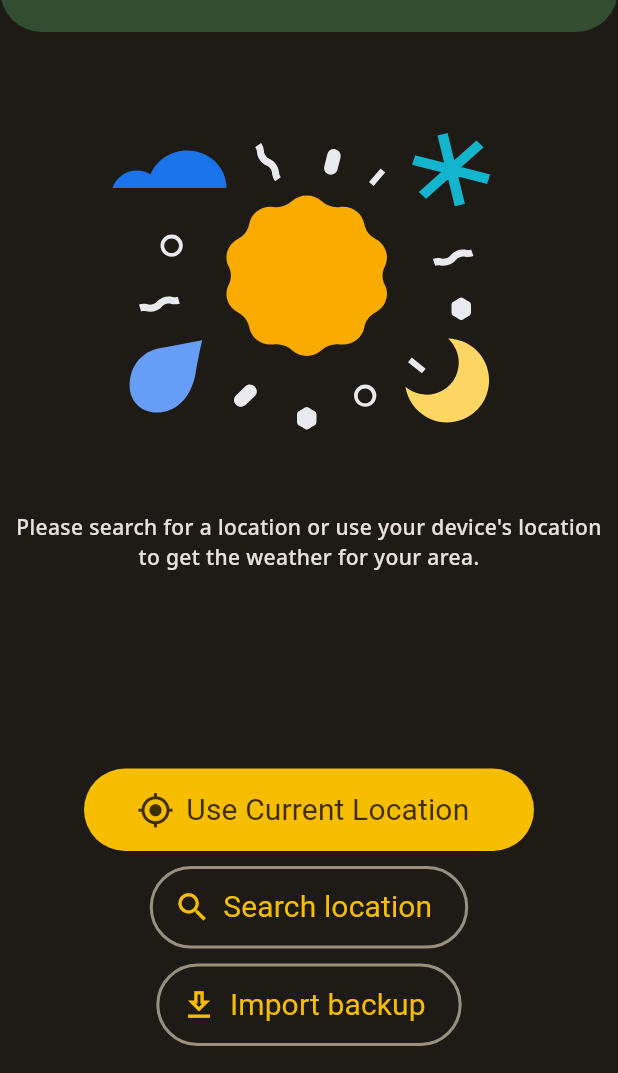
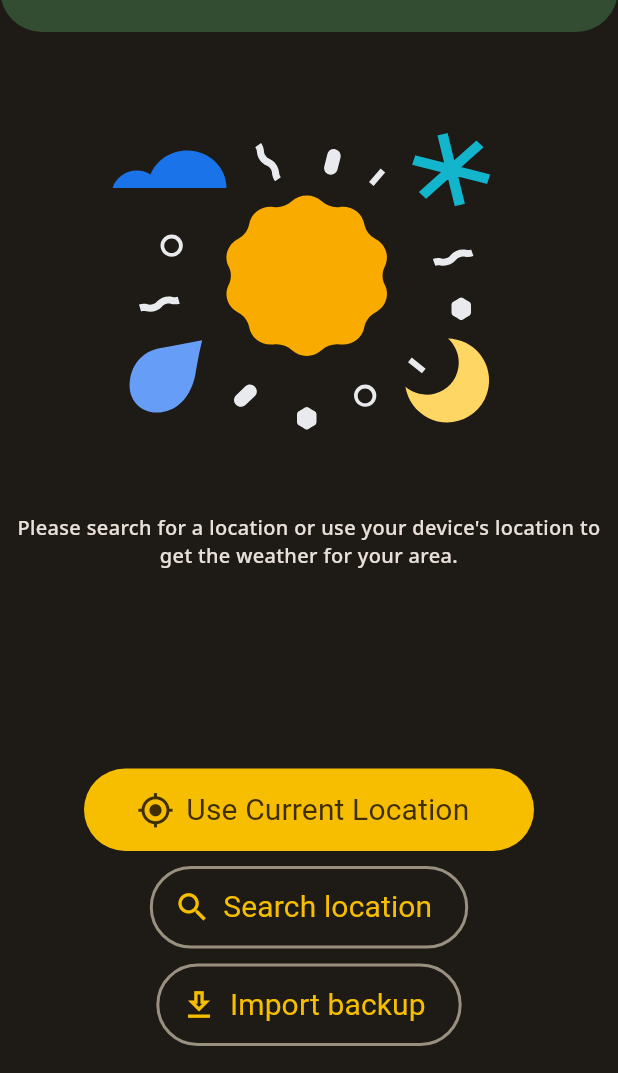
Before and after one commit to hamzaaxnvan/WeatherMaster, a Flutter app: the screen it shows after launch, on a phone screen of 412 x 824 dp, the part 163-1236 px from its top. Run offline on Flutter 3.47's test engine with Material 3 defaults, Android fonts, the phone set to English and light mode, and no system bars; our stand-ins replace connectivity_plus, custom_refresh_indicator, dynamic_color, easy_localization, file_picker, fl_chart and 11 more; missing offline and left inert: flex_color_picker, home_widget, lat_lng_to_timezone, restart_app, solar_calculator; accounts and stored records are empty; Roboto replaces fonts that are missing (fantasy); project files that could hold a hidden picture were left out.

Commit message:
UI tweaks

```diff
--- a/lib/main.dart
+++ b/lib/main.dart
@@ -201,6 +201,16 @@ class MyApp extends StatelessWidget {
     );
     SystemChrome.setEnabledSystemUIMode(SystemUiMode.edgeToEdge);
 
+    final colorThemeDark = ColorScheme.fromSeed(
+      seedColor: themeController.seedColor,
+      brightness: Brightness.dark,
+    );
+
+    final colorThemeLight = ColorScheme.fromSeed(
+      seedColor: themeController.seedColor,
+      brightness: Brightness.light,
+    );
+
     return MaterialApp(
       title: 'WeatherMaster',
       debugShowCheckedModeBanner: false,
@@ -225,12 +235,19 @@ class MyApp extends StatelessWidget {
       ).copyWith(
         textTheme: ThemeData.light()
             .textTheme
-            .apply(
-              fontFamily: 'DefaultFont',
-            )
+            .apply(fontFamily: 'DefaultFont')
             .copyWith(
-                bodyLarge: TextStyle(fontSize: 15.5, fontFamily: 'DefaultFont'),
-                bodyMedium: TextStyle(fontSize: 14, fontFamily: 'DefaultFont')),
+              bodyLarge: TextStyle(
+                fontSize: 15.3,
+                color: colorThemeLight.onSurface,
+                fontFamily: 'DefaultFont',
+              ),
+              bodyMedium: TextStyle(
+                fontSize: 13.3,
+                color: colorThemeLight.onSurface,
+                fontFamily: 'DefaultFont',
+              ),
+            ),
         highlightColor: Colors.transparent,
         pageTransitionsTheme: const PageTransitionsTheme(
           builders: {
@@ -252,12 +269,19 @@ class MyApp extends StatelessWidget {
       ).copyWith(
         textTheme: ThemeData.dark()
             .textTheme
-            .apply(
-              fontFamily: 'DefaultFont',
-            )
+            .apply(fontFamily: 'DefaultFont')
             .copyWith(
-                bodyLarge: TextStyle(fontSize: 15.5, fontFamily: 'DefaultFont'),
-                bodyMedium: TextStyle(fontSize: 14, fontFamily: 'DefaultFont')),
+              bodyLarge: TextStyle(
+                fontSize: 15.3,
+                color: colorThemeDark.onSurface,
+                fontFamily: 'DefaultFont',
+              ),
+              bodyMedium: TextStyle(
+                fontSize: 13.3,
+                color: colorThemeDark.onSurface,
+                fontFamily: 'DefaultFont',
+              ),
+            ),
         highlightColor: Colors.transparent,
         pageTransitionsTheme: const PageTransitionsTheme(
           builders: {
--- a/settings_tiles_custom/lib/src/section/setting_section.dart
+++ b/settings_tiles_custom/lib/src/section/setting_section.dart
@@ -65,7 +65,7 @@ class SettingSection extends StatelessWidget {
   @override
   Widget build(BuildContext context) {
     return Padding(
-        padding: EdgeInsets.fromLTRB(styleTile ? 10 : 0, 0, styleTile ? 10 : 0, 0),
+        padding: EdgeInsets.fromLTRB(styleTile ? 12 : 0, 0, styleTile ? 12 : 0, 0),
         child: Column(
           spacing: styleTile ? 2 : 0,
           crossAxisAlignment: CrossAxisAlignment.start,
```
